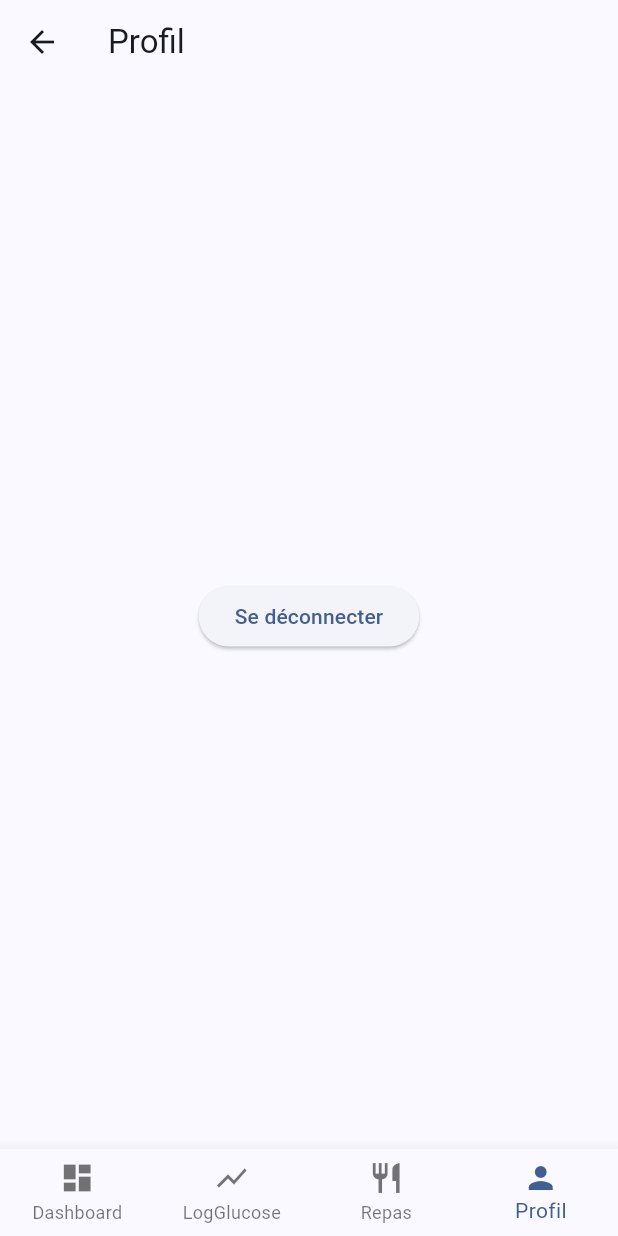
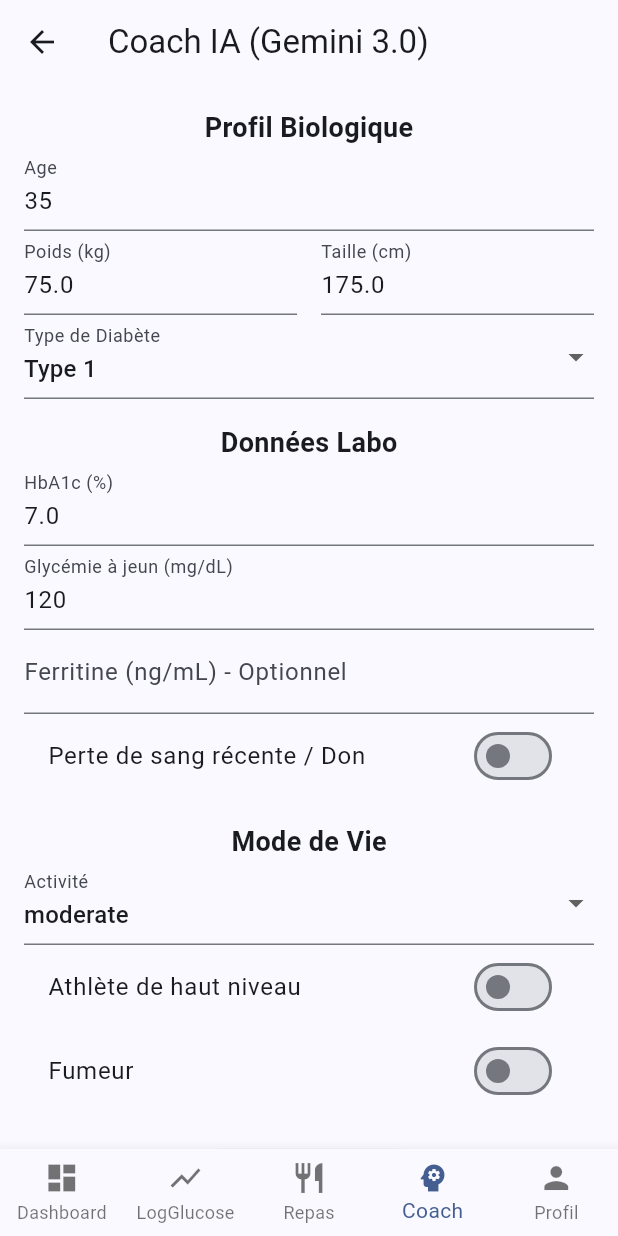
Before and after one commit to joan71300-create/DIASIDE, a Flutter app: the MainNavigationScreen screen opened by its route, item 4 of the bottom bar chosen, on a phone screen of 412 x 824 dp. Run offline on Flutter 3.47's test engine with Material 3 defaults, Android fonts, the phone set to English and light mode, and no system bars; our stand-ins replace dio, fl_chart, flutter_riverpod, flutter_secure_storage; accounts and stored records are empty; network calls fail.

Commit message:
feat: Implement DS-B-010 (Frontend Coach UI with Riverpod)

```diff
--- /dev/null
+++ b/diaside_mobile/lib/features/coach/models/coach_models.dart
@@ -0,0 +1,82 @@
+class LabData {
+  final double hba1c;
+  final int fastingGlucose;
+  final double? ferritin;
+  final bool bloodEvent;
+
+  LabData({
+    required this.hba1c,
+    required this.fastingGlucose,
+    this.ferritin,
+    this.bloodEvent = false,
+  });
+
+  Map<String, dynamic> toJson() => {
+    'hba1c': hba1c,
+    'fasting_glucose': fastingGlucose,
+    'ferritin': ferritin,
+    'blood_event': bloodEvent,
+  };
+}
+
+class LifestyleProfile {
+  final String activityLevel;
+  final String dietType;
+  final bool isSmoker;
+  final bool isAthlete;
+
+  LifestyleProfile({
+    required this.activityLevel,
+    required this.dietType,
+    required this.isSmoker,
+    this.isAthlete = false,
+  });
+
+  Map<String, dynamic> toJson() => {
+    'activity_level': activityLevel,
+    'diet_type': dietType,
+    'is_smoker': isSmoker,
+    'is_athlete': isAthlete,
+  };
+}
+
+class UserHealthSnapshot {
+  final int age;
+  final double weight;
+  final double height;
+  final String diabetesType;
+  final LabData labData;
+  final LifestyleProfile lifestyle;
+
+  UserHealthSnapshot({
+    required this.age,
+    required this.weight,
+    required this.height,
+    required this.diabetesType,
+    required this.labData,
+    required this.lifestyle,
+  });
+
+  Map<String, dynamic> toJson() => {
+    'age': age,
+    'weight': weight,
+    'height': height,
+    'diabetes_type': diabetesType,
+    'lab_data': labData.toJson(),
+    'lifestyle': lifestyle.toJson(),
+  };
+}
+
+class CoachResponse {
+  final String advice;
+  final Map<String, dynamic> debugResults;
+
+  CoachResponse({required this.advice, required this.debugResults});
+
+  factory CoachResponse.fromJson(Map<String, dynamic> json) {
+    return CoachResponse(
+      advice: json['advice'],
+      debugResults: json['debug_results'] ?? {},
+    );
+  }
+}
--- /dev/null
+++ b/diaside_mobile/lib/features/coach/screens/coach_screen.dart
@@ -0,0 +1,203 @@
+import 'package:flutter/material.dart';
+import 'package:flutter_riverpod/flutter_riverpod.dart';
+import '../models/coach_models.dart';
+import '../providers/coach_provider.dart';
+
+class CoachScreen extends ConsumerStatefulWidget {
+  const CoachScreen({super.key});
+
+  @override
+  ConsumerState<CoachScreen> createState() => _CoachScreenState();
+}
+
+class _CoachScreenState extends ConsumerState<CoachScreen> {
+  final _formKey = GlobalKey<FormState>();
+
+  // Form Data
+  int _age = 35;
+  double _weight = 75;
+  double _height = 175;
+  String _diabetesType = "Type 1";
+  double _hba1c = 7.0;
+  int _fastingGlucose = 120;
+  double? _ferritin;
+  bool _bloodEvent = false;
+  String _activityLevel = "moderate";
+  String _dietType = "Balanced";
+  bool _isSmoker = false;
+  bool _isAthlete = false;
+
+  void _submit() {
+    if (_formKey.currentState!.validate()) {
+      _formKey.currentState!.save();
+
+      final snapshot = UserHealthSnapshot(
+        age: _age,
+        weight: _weight,
+        height: _height,
+        diabetesType: _diabetesType,
+        labData: LabData(
+          hba1c: _hba1c,
+          fastingGlucose: _fastingGlucose,
+          ferritin: _ferritin,
+          bloodEvent: _bloodEvent,
+        ),
+        lifestyle: LifestyleProfile(
+          activityLevel: _activityLevel,
+          dietType: _dietType,
+          isSmoker: _isSmoker,
+          isAthlete: _isAthlete,
+        ),
+      );
+
+      ref.read(coachProvider.notifier).getAdvice(snapshot);
+    }
+  }
+
+  @override
+  Widget build(BuildContext context) {
+    final state = ref.watch(coachProvider);
+
+    return Scaffold(
+      appBar: AppBar(
+        title: const Text("Coach IA (Gemini 3.0)"),
+      ),
+      body: SingleChildScrollView(
+        padding: const EdgeInsets.all(16.0),
+        child: Column(
+          crossAxisAlignment: CrossAxisAlignment.stretch,
+          children: [
+            Form(
+              key: _formKey,
+              child: Column(
+                children: [
+                  const Text("Profil Biologique", style: TextStyle(fontSize: 18, fontWeight: FontWeight.bold)),
+                  TextFormField(
+                    decoration: const InputDecoration(labelText: "Age"),
+                    keyboardType: TextInputType.number,
+                    initialValue: _age.toString(),
+                    onSaved: (v) => _age = int.tryParse(v ?? "") ?? _age,
+                  ),
+                  Row(
+                    children: [
+                      Expanded(
+                        child: TextFormField(
+                          decoration: const InputDecoration(labelText: "Poids (kg)"),
+                          keyboardType: TextInputType.number,
+                          initialValue: _weight.toString(),
+                          onSaved: (v) => _weight = double.tryParse(v ?? "") ?? _weight,
+                        ),
+                      ),
+                      const SizedBox(width: 16),
+                      Expanded(
+                        child: TextFormField(
+                          decoration: const InputDecoration(labelText: "Taille (cm)"),
+                          keyboardType: TextInputType.number,
+                          initialValue: _height.toString(),
+                          onSaved: (v) => _height = double.tryParse(v ?? "") ?? _height,
+                        ),
+                      ),
+                    ],
+                  ),
+                  DropdownButtonFormField<String>(
+                    decoration: const InputDecoration(labelText: "Type de Diabète"),
+                    value: _diabetesType,
+                    items: ["Type 1", "Type 2", "Gestational"].map((t) => DropdownMenuItem(value: t, child: Text(t))).toList(),
+                    onChanged: (v) => setState(() => _diabetesType = v!),
+                  ),
+                  const SizedBox(height: 16),
+
+                  const Text("Données Labo", style: TextStyle(fontSize: 18, fontWeight: FontWeight.bold)),
+                  TextFormField(
+                    decoration: const InputDecoration(labelText: "HbA1c (%)"),
+                    keyboardType: TextInputType.number,
+                    initialValue: _hba1c.toString(),
+                    onSaved: (v) => _hba1c = double.tryParse(v ?? "") ?? _hba1c,
+                  ),
+                  TextFormField(
+                    decoration: const InputDecoration(labelText: "Glycémie à jeun (mg/dL)"),
+                    keyboardType: TextInputType.number,
+                    initialValue: _fastingGlucose.toString(),
+                    onSaved: (v) => _fastingGlucose = int.tryParse(v ?? "") ?? _fastingGlucose,
+                  ),
+                  TextFormField(
+                    decoration: const InputDecoration(labelText: "Ferritine (ng/mL) - Optionnel"),
+                    keyboardType: TextInputType.number,
+                    onSaved: (v) => _ferritin = v != null && v.isNotEmpty ? double.tryParse(v) : null,
+                  ),
+                  SwitchListTile(
+                    title: const Text("Perte de sang récente / Don"),
+                    value: _bloodEvent,
+                    onChanged: (v) => setState(() => _bloodEvent = v),
+                  ),
+
+                  const SizedBox(height: 16),
+                  const Text("Mode de Vie", style: TextStyle(fontSize: 18, fontWeight: FontWeight.bold)),
+                  DropdownButtonFormField<String>(
+                    decoration: const InputDecoration(labelText: "Activité"),
+                    value: _activityLevel,
+                    items: ["sedentary", "moderate", "active"].map((t) => DropdownMenuItem(value: t, child: Text(t))).toList(),
+                    onChanged: (v) => setState(() => _activityLevel = v!),
+                  ),
+                  SwitchListTile(
+                    title: const Text("Athlète de haut niveau"),
+                    value: _isAthlete,
+                    onChanged: (v) => setState(() => _isAthlete = v),
+                  ),
+                  SwitchListTile(
+                    title: const Text("Fumeur"),
+                    value: _isSmoker,
+                    onChanged: (v) => setState(() => _isSmoker = v),
+                  ),
+
+                  const SizedBox(height: 24),
+                  ElevatedButton(
+                    onPressed: state.isLoading ? null : _submit,
+                    style: ElevatedButton.styleFrom(
+                      padding: const EdgeInsets.symmetric(vertical: 16),
+                    ),
+                    child: state.isLoading
+                      ? const CircularProgressIndicator(color: Colors.white)
+                      : const Text("OBTENIR CONSEIL COACH"),
+                  ),
+                ],
+              ),
+            ),
+
+            const SizedBox(height: 24),
+
+            if (state.error != null)
+              Container(
+                padding: const EdgeInsets.all(16),
+                color: Colors.red.shade100,
+                child: Text("Erreur: ${state.error}", style: const TextStyle(color: Colors.red)),
+              ),
+
+            if (state.data != null)
+              Card(
+                elevation: 4,
+                color: Colors.blue.shade50,
+                child: Padding(
+                  padding: const EdgeInsets.all(16),
+                  child: Column(
+                    crossAxisAlignment: CrossAxisAlignment.start,
+                    children: [
+                      const Text("💡 Conseil du Coach :", style: TextStyle(fontSize: 18, fontWeight: FontWeight.bold)),
+                      const SizedBox(height: 8),
+                      Text(state.data!.advice, style: const TextStyle(fontSize: 16)),
+                      const Divider(),
+                      const Text("🔍 Analyse de Stabilité :", style: TextStyle(fontWeight: FontWeight.bold)),
+                      if (state.data!.debugResults['gap_analysis'] != null)
+                        Text(state.data!.debugResults['gap_analysis']),
+                      Text("HbA1c Labo: ${state.data!.debugResults['hba1c_adjusted']}% (Ajusté)"),
+                      Text("Est. CGM: ${state.data!.debugResults['hba1c_estimated_from_cgm']}%"),
+                    ],
+                  ),
+                ),
+              ),
+          ],
+        ),
+      ),
+    );
+  }
+}
--- a/diaside_mobile/lib/shared/screens/main_navigation_screen.dart
+++ b/diaside_mobile/lib/shared/screens/main_navigation_screen.dart
@@ -3,6 +3,7 @@ import '../../features/dashboard/screens/dashboard_screen.dart';
 import '../../features/glucose/glucose_screen.dart';
 import '../../features/meals/screens/meal_entry_screen.dart';
 import '../../features/profile/screens/profile_screen.dart';
+import '../../features/coach/screens/coach_screen.dart';
 
 class MainNavigationScreen extends StatefulWidget {
   const MainNavigationScreen({super.key});
@@ -18,6 +19,7 @@ class _MainNavigationScreenState extends State<MainNavigationScreen> {
     DashboardScreen(),
     GlucoseInputScreen(),
     MealEntryScreen(),
+    CoachScreen(),
     ProfileScreen(),
   ];
 
@@ -43,6 +45,7 @@ class _MainNavigationScreenState extends State<MainNavigationScreen> {
             label: 'LogGlucose',
           ),
           BottomNavigationBarItem(icon: Icon(Icons.restaurant), label: 'Repas'),
+          BottomNavigationBarItem(icon: Icon(Icons.psychology), label: 'Coach'),
           BottomNavigationBarItem(icon: Icon(Icons.person), label: 'Profil'),
         ],
       ),
```
Also changed, not shown: diaside_mobile/lib/features/coach/providers/coach_provider.dart (added, +39 -0 lines), diaside_mobile/lib/features/coach/services/coach_service.dart (added, +44 -0 lines).
